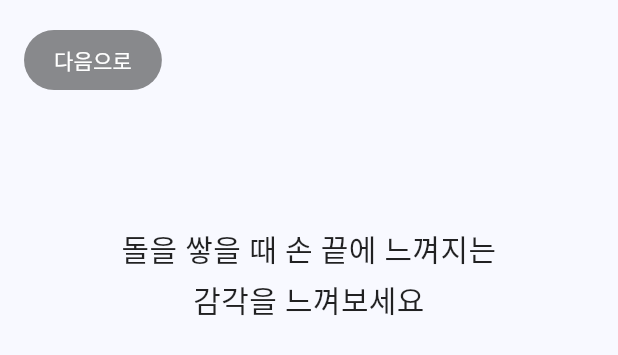
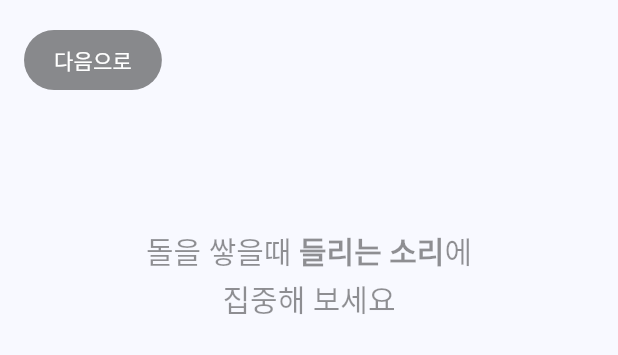
Before and after one commit to monocsp/flutter_flame_doltop_stack, a Flutter app: the _Step3DragStone widget shown alone on an empty page, opened directly with empty values, after a tap on "다음으로", on a phone screen of 412 x 824 dp. Shown: the top 355 px of the screen. Run offline on Flutter 3.47's test engine with Material 3 defaults, Android fonts, the phone set to English and light mode, and no system bars; missing offline and left inert: flame, flame_forge2d, flame_svg; Roboto replaces fonts that are missing (Pretendard).

Commit message:
feat(ui): update onboarding screen text styling and animations
- Change '손끝에 느껴지는' and '들리는 소리' to bold (w700)
- Add 3-second text transition to Step 3 with fade-in animation
- Increase Step 4 title font size from 18 to 20 and apply bold styling
- Adjust '화면을 터치하여 시작하기' text position higher by 20px

```diff
--- a/flutter_flame_game/lib/ui/onboarding_screen.dart
+++ b/flutter_flame_game/lib/ui/onboarding_screen.dart
@@ -334,30 +334,111 @@ class _Step2SelectStone extends StatelessWidget {
   }
 }
 
-/// [Step 3] 돌을 쌓을 때 손 끝에 느껴지는 감각을 느껴보세요
-class _Step3DragStone extends StatelessWidget {
+/// [Step 3] 돌을 쌓을 때 손끝에 느껴지는 감각을 느껴보세요
+class _Step3DragStone extends StatefulWidget {
   const _Step3DragStone({super.key, required this.onNext});
 
   final VoidCallback onNext;
+
+  @override
+  State<_Step3DragStone> createState() => _Step3DragStoneState();
+}
+
+class _Step3DragStoneState extends State<_Step3DragStone> {
+  /// false = 첫 번째 텍스트, true = 두 번째 텍스트
+  bool _showSecondText = false;
+  Timer? _switchTimer;
+
+  @override
+  void initState() {
+    super.initState();
+    // 3초 후 두 번째 텍스트로 전환
+    _switchTimer = Timer(const Duration(seconds: 3), () {
+      if (mounted) {
+        setState(() {
+          _showSecondText = true;
+        });
+      }
+    });
+  }
+
+  @override
+  void dispose() {
+    _switchTimer?.cancel();
+    super.dispose();
+  }
 
   @override
   Widget build(BuildContext context) {
     return Stack(
       children: [
         // 상단 텍스트 영역 (터치 무시)
-        const IgnorePointer(
+        IgnorePointer(
           child: Column(
             crossAxisAlignment: CrossAxisAlignment.stretch,
             children: [
-              SizedBox(height: 150),
-              Text(
-                '돌을 쌓을 때 손 끝에 느껴지는\n감각을 느껴보세요',
-                textAlign: TextAlign.center, // 중앙 정렬 보장
+              const SizedBox(height: 150),
+              AnimatedSwitcher(
+                duration: const Duration(milliseconds: 300),
+                // 등장하는 텍스트만 300ms 페이드 인
+                transitionBuilder: (child, animation) {
+                  return FadeTransition(opacity: animation, child: child);
+                },
+                // 이전 텍스트는 즉시 사라짐
+                switchOutCurve: Curves.linear,
+                switchInCurve: Curves.easeOut,
+                layoutBuilder: (currentChild, previousChildren) {
+                  return Stack(
+                    alignment: Alignment.center,
+                    children: [
+                      // 이전 텍스트 즉시 숨기기
+                      ...previousChildren.map(
+                        (child) => Opacity(opacity: 0, child: child),
+                      ),
+                      if (currentChild != null) currentChild,
+                    ],
+                  );
+                },
+                child: _showSecondText
+                    ? RichText(
+                        key: const ValueKey('second'),
+                        textAlign: TextAlign.center,
+                        text: const TextSpan(
                           style: TextStyle(
                             color: Colors.black87,
                             fontSize: 20,
                             fontWeight: FontWeight.w500,
                             height: 1.6,
+                          ),
+                          children: [
+                            TextSpan(text: '돌을 쌓을때 '),
+                            TextSpan(
+                              text: '들리는 소리',
+                              style: TextStyle(fontWeight: FontWeight.w700),
+                            ),
+                            TextSpan(text: '에\n집중해 보세요'),
+                          ],
+                        ),
+                      )
+                    : RichText(
+                        key: const ValueKey('first'),
+                        textAlign: TextAlign.center,
+                        text: const TextSpan(
+                          style: TextStyle(
+                            color: Colors.black87,
+                            fontSize: 20,
+                            fontWeight: FontWeight.w500,
+                            height: 1.6,
+                          ),
+                          children: [
+                            TextSpan(text: '돌을 쌓을 때 '),
+                            TextSpan(
+                              text: '손끝에 느껴지는',
+                              style: TextStyle(fontWeight: FontWeight.w700),
+                            ),
+                            TextSpan(text: '\n감각을 느껴보세요'),
+                          ],
+                        ),
                       ),
               ),
             ],
@@ -369,7 +450,7 @@ class _Step3DragStone extends StatelessWidget {
           top: MediaQuery.paddingOf(context).top + 16,
           left: 16,
           child: TextButton(
-            onPressed: onNext,
+            onPressed: widget.onNext,
             style: TextButton.styleFrom(
               backgroundColor: Colors.black45,
               padding: const EdgeInsets.symmetric(horizontal: 20, vertical: 10),
@@ -518,8 +599,8 @@ class _Step4StackFinishState extends State<_Step4StackFinish>
                     textAlign: TextAlign.center,
                     style: TextStyle(
                       color: Colors.black54,
-                      fontSize: 18,
-                      fontWeight: FontWeight.w500,
+                      fontSize: 20,
+                      fontWeight: FontWeight.w700,
                       height: 1.5,
                     ),
                   ),
@@ -535,7 +616,7 @@ class _Step4StackFinishState extends State<_Step4StackFinish>
             child: Align(
               alignment: Alignment.topCenter,
               child: Padding(
-                padding: EdgeInsets.only(top: 250.0),
+                padding: EdgeInsets.only(top: 230.0),
                 child: Text(
                   '화면을 터치하여 시작하기',
                   style: TextStyle(
```
Lines whose indentation alone changed are shown as unchanged.
